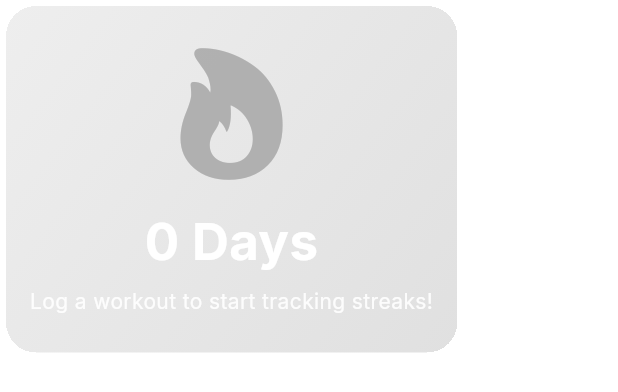
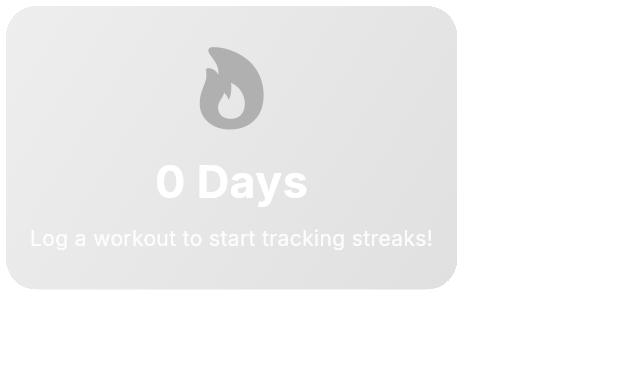
Before and after one commit to Aksumite-Platforms-Inc/AqamFit, a Flutter app: the StreakTrackerWidget widget shown alone on an empty page, opened directly with empty values, on a phone screen of 412 x 824 dp. Shown: the top 392 px of the screen. Run offline on Flutter 3.47's test engine with Material 3 defaults, Android fonts, the light colour scheme and no system bars; our stand-ins replace cached_network_image, camera, dio, fl_chart, flutter_form_builder, flutter_secure_storage and 4 more; accounts and stored records are empty.

Commit message:
Reduce streak icon and text size in tracker widget

```diff
--- a/lib/features/home/widgets/streak_tracker_widget.dart
+++ b/lib/features/home/widgets/streak_tracker_widget.dart
@@ -99,7 +99,7 @@
                           color: widget.streakCount > 0
                               ? Colors.white
                               : Colors.grey.shade500,
-                          size: 96,
+                          size: 60,
                         ),
                       ),
                     ),
@@ -108,7 +108,7 @@
                       "${widget.streakCount} Day${widget.streakCount == 1 ? '' : 's'}",
                       textAlign: TextAlign.center,
                       style: GoogleFonts.inter(
-                        fontSize: 34,
+                        fontSize: 30,
                         fontWeight: FontWeight.bold,
                         color: Colors.white,
                       ),
```
